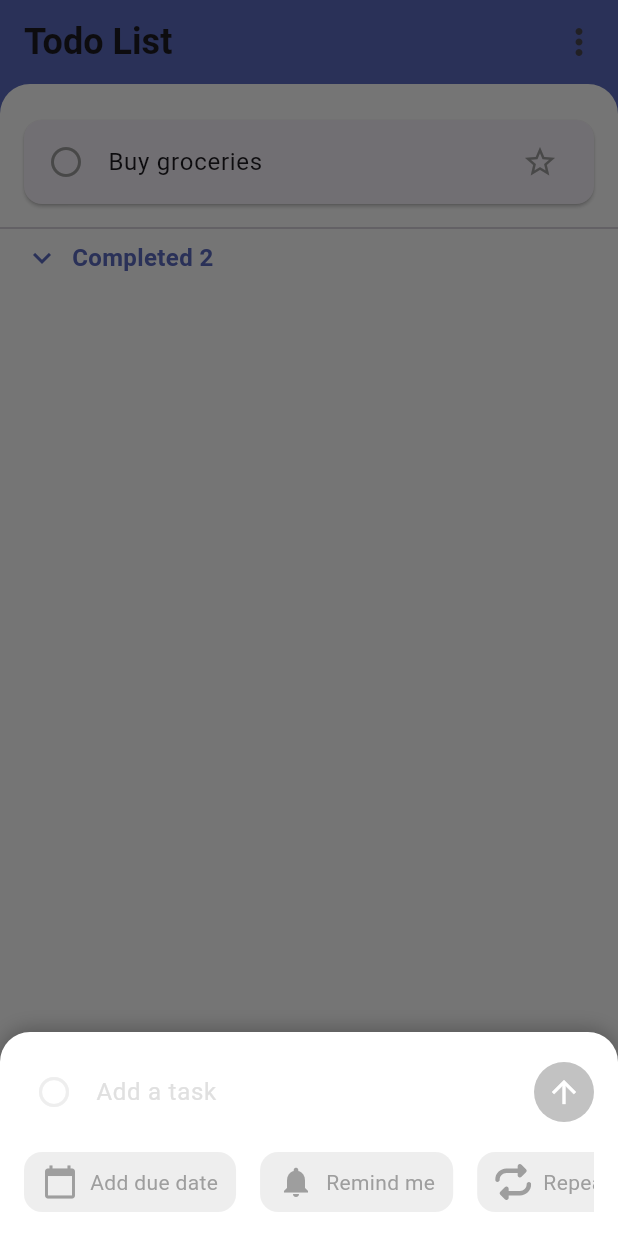
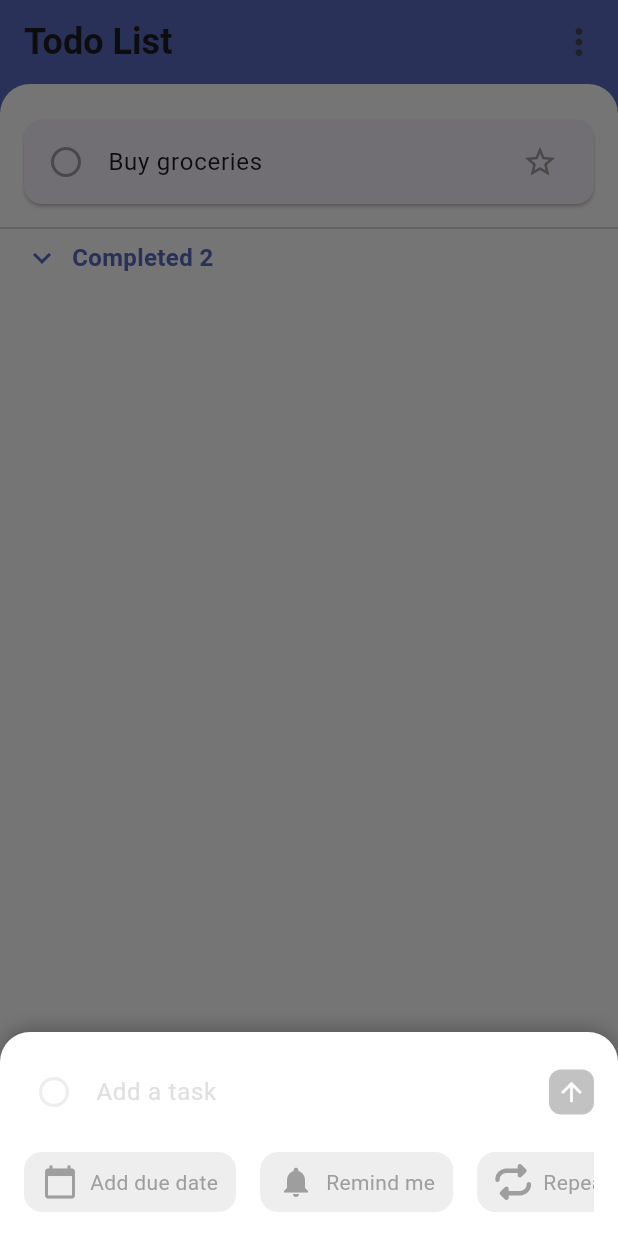
Before and after one commit to phtmyle/todo_list, a Flutter app: the screen it shows after launch, after a tap on the "radio button unchecked" icon, after a tap on the "add" icon, on a phone screen of 412 x 824 dp. Run offline on Flutter 3.47's test engine with Material 3 defaults, Android fonts, the phone set to English and light mode, and no system bars; our stand-ins replace flutter_local_notifications, flutter_svg, timezone.

Commit message:
fix add icon

```diff
--- a/lib/viewmodels/todolist_viewmodel.dart
+++ b/lib/viewmodels/todolist_viewmodel.dart
@@ -90,7 +90,5 @@ class TodoListViewModel extends ChangeNotifier {
 
   void updateTodoStatus(String id, bool isCompleted) {
     final todo = _todos.firstWhere((todo) => todo.id == id);
-    todo.isCompleted = isCompleted;
-    notifyListeners();
   }
 }
--- a/lib/views/todolist_view.dart
+++ b/lib/views/todolist_view.dart
@@ -339,17 +339,23 @@ class _AddTodoBottomSheetState extends State<AddTodoBottomSheet> {
                       }
                     },
                     child: Container(
-                    width: 40,
-                    height: 40,
+                      width: 30.0,
+                      height: 30.0,
                       decoration: BoxDecoration(
-                      shape: BoxShape.circle,
                         color: title.isEmpty
                             ? const Color(0xFFC2C2C2)
                             : const Color(0xFF2665EE), // Color based on input
+                        shape: BoxShape.rectangle,
+                        borderRadius: BorderRadius.circular(8),
                       ),
-                    child: const Icon(Icons.arrow_upward, color: Colors.white),
+                      child: const Center(
+                        child: Icon(
+                          Icons.arrow_upward,
+                          color: Colors.white, // Icon color
+                          size: 20.0,
                         ),
                       ),
+                    )),
               ],
             ),
             const SizedBox(height: 16),
--- a/pubspec.yaml
+++ b/pubspec.yaml
@@ -42,6 +42,7 @@ dependencies:
   clock: ^1.1.1
   flutter_svg: ^2.0.13
   intl: ^0.19.0
+  font_awesome_flutter: ^10.8.0
 
 
 dev_dependencies:
```
Also changed, not shown: pubspec.lock. Lines whose indentation alone changed are shown as unchanged.
